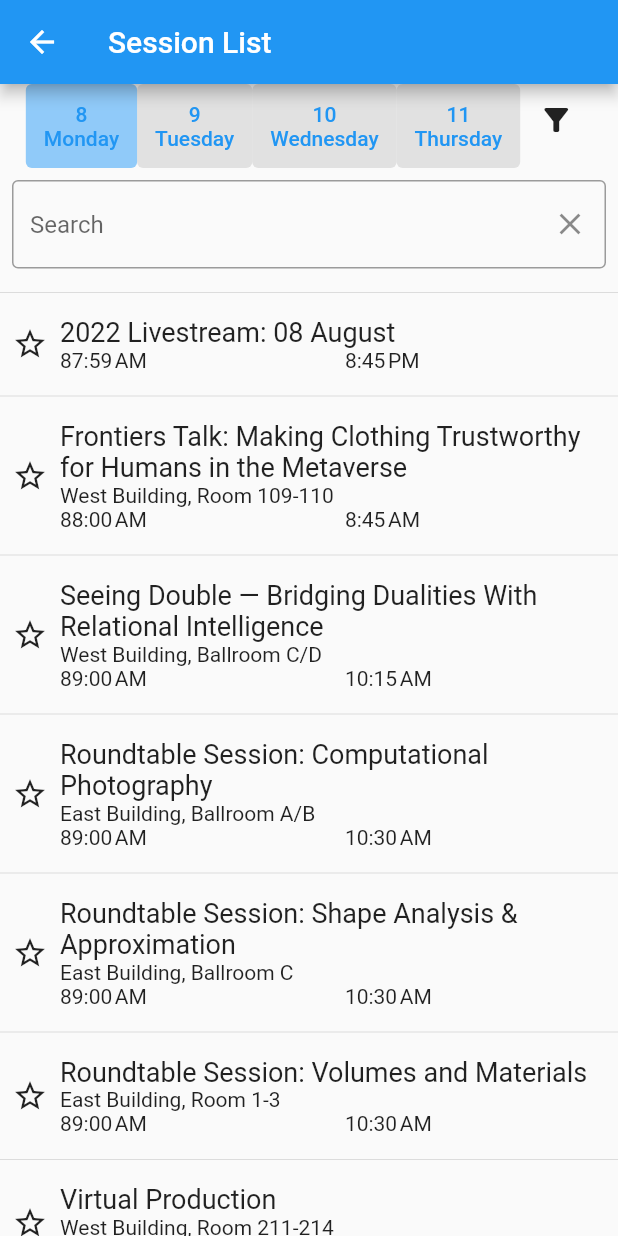
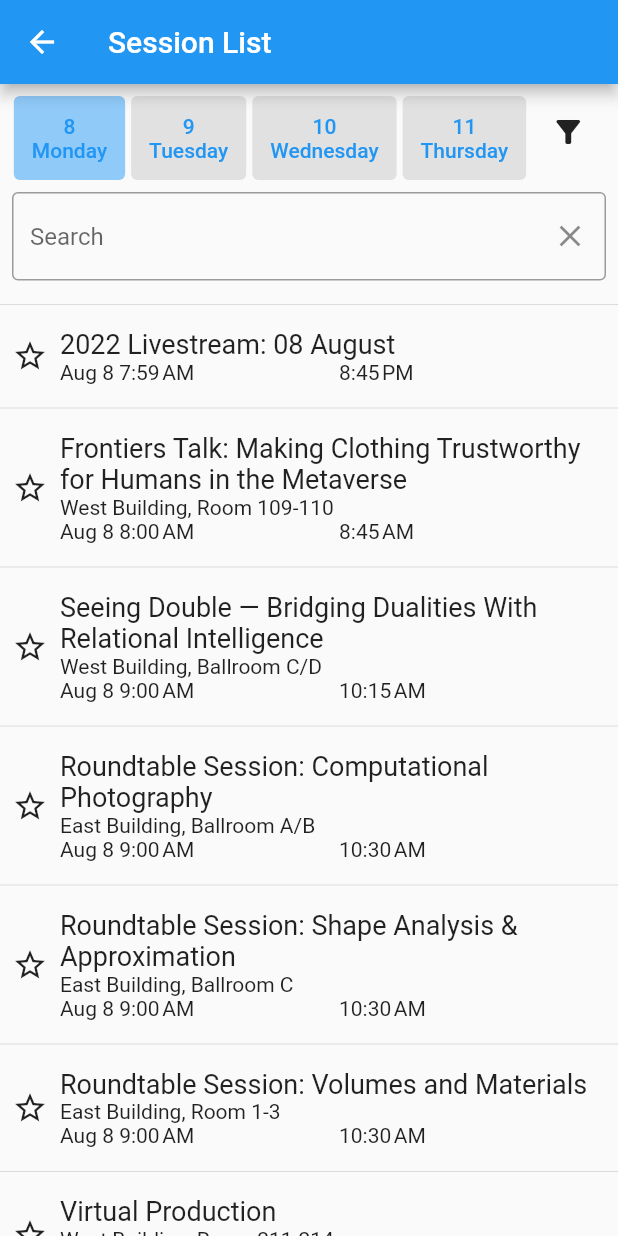
Before and after one commit to blaxbb/pathfinder_mobile, a Flutter app: the screen it shows after launch, in the side drawer, after a tap on "All", on a phone screen of 412 x 824 dp. Run offline on Flutter 3.47's test engine with Material 2 defaults, Android fonts, the light colour scheme and no system bars; our stand-ins replace flutter_html, shared_preferences; missing offline and left inert: fuzzywuzzy.

Commit message:
m layout

```diff
--- a/lib/Widgets/session_details_widget.dart
+++ b/lib/Widgets/session_details_widget.dart
@@ -1,5 +1,6 @@
 import 'package:flutter/material.dart';
 import 'package:flutter_html/flutter_html.dart';
+import 'package:intl/intl.dart';
 import 'package:shared_preferences/shared_preferences.dart';
 import 'package:url_launcher/url_launcher.dart';
 
@@ -131,7 +132,7 @@ class SessionDetailsWidgetState extends State {
       Expanded(
         child: Column( children: [
           Text("Start Time", style: Theme.of(context).textTheme.titleLarge),
-          Text(_session.timeSlot!.startTime!.simpleTime(), style: Theme.of(context).textTheme.bodyMedium)
+          Text("${DateFormat(DateFormat.ABBR_MONTH_DAY).format(_session.timeSlot!.startTime!.uTC!.subtract(const Duration(hours: 7)))} ${_session.timeSlot!.startTime!.simpleTime()}", style: Theme.of(context).textTheme.bodyMedium)
         ],)
       ),
       Expanded(
--- a/lib/Widgets/session_index_widget.dart
+++ b/lib/Widgets/session_index_widget.dart
@@ -56,21 +56,25 @@ class SessionIndexWidgetState extends State {
 
           return Column(
             children: [
-              Wrap(
-                children: _dayButtons(start, end).toList(),
+              Padding(
+                padding: const EdgeInsets.all(8.0),
+                child: Wrap(
+                  spacing: 4,
+                  children: _dayButtons(start, end).toList(),
+                ),
               ),
               Padding(
-                padding: const EdgeInsets.all(8.0),
+                padding: const EdgeInsets.fromLTRB(8,0,8,8),
                 child: TextField(
                   controller: controller,
                   onChanged: (value) => setState(() {
                     filter.search = value;
                   }),
                   decoration: InputDecoration(
-                    border: OutlineInputBorder(),
+                    border: const OutlineInputBorder(),
                     hintText: "Search",
                     suffixIcon: IconButton(
-                      icon: Icon(Icons.clear),
+                      icon: const Icon(Icons.clear),
                       onPressed: () {
                         setState(() {
                           controller.clear();
--- a/lib/Widgets/session_widget.dart
+++ b/lib/Widgets/session_widget.dart
@@ -1,3 +1,4 @@
+import 'package:intl/intl.dart';
 import 'package:pathfinder_mobile/Widgets/session_details_widget.dart';
 import 'package:flutter/material.dart';
 import 'package:shared_preferences/shared_preferences.dart';
@@ -57,10 +58,7 @@ class _SessionWidgetState extends State<SessionWidget> {
                     children: [
                       _session.timeSlot?.startTime?.eventTime == null
                           ? const SizedBox.shrink()
-                          : Text(_session.timeSlot!.startTime!.uTC!.day.toString()),
-                      _session.timeSlot?.startTime?.eventTime == null
-                          ? const SizedBox.shrink()
-                          : Expanded(child: Text(_session.timeSlot!.startTime!.simpleTime())),
+                          : Expanded(child: Text("${DateFormat(DateFormat.ABBR_MONTH_DAY).format(_session.timeSlot!.startTime!.uTC!.subtract(const Duration(hours: 7)))} ${_session.timeSlot!.startTime!.simpleTime()}")),
                       const SizedBox(width: 8),
                       _session.timeSlot?.endTime?.eventTime == null
                           ? const SizedBox.shrink()
--- a/lib/main.dart
+++ b/lib/main.dart
@@ -87,7 +87,7 @@ class _MyHomePageState extends State<MyHomePage> {
               onTap: () => Navigator
               .push(context, MaterialPageRoute(builder: (context) => const SessionIndexWidget()))
               .then((value) {Navigator.pop(context); setState(() {
-                all = readJson();
+
               });}),
             ),
             ListTile(
@@ -95,7 +95,7 @@ class _MyHomePageState extends State<MyHomePage> {
               onTap: () => Navigator
               .push(context, MaterialPageRoute(builder: (context) => const SessionFavoritesWidget()))
               .then((value) {Navigator.pop(context); setState(() {
-                all = readJson();
+
               });}),
             ),
           ],
@@ -104,7 +104,7 @@ class _MyHomePageState extends State<MyHomePage> {
       body: FutureBuilder<List<Session>>(
         future: all,
         builder: (context, snapshot) {
-          if(!snapshot.hasData)
+          if(snapshot.connectionState != ConnectionState.done)
           {
             return const CircularProgressIndicator();
           }
@@ -124,15 +124,15 @@ class _MyHomePageState extends State<MyHomePage> {
             return ListView(
               children: [
                 SessionCategoryWidget(upcoming.take(8).toList(), title: "Upcoming (Debug: Aug ${dt.day}th 12:30PM)",),
-                SessionCategoryWidget(snapshot.data!.where((element) => element.track!.id == 42130 && element.timeSlot!.startTime!.eventTime!.day == 8).toList(), title: "Featured Speakers",),
+                SessionCategoryWidget(snapshot.data!.where((element) => element.track!.id == 42130 && element.timeSlot!.startTime!.eventTime!.day == dt.day).toList(), title: "Featured Speakers",),
                 Row(
                   crossAxisAlignment: CrossAxisAlignment.start,
                   children: [
                     Expanded(
-                      child: SessionCategoryWidget(snapshot.data!.where((element) => element.track!.id == 42131 && element.timeSlot!.startTime!.eventTime!.day == 8).toList(), title: "Frontiers",)
+                      child: SessionCategoryWidget(snapshot.data!.where((element) => element.track!.id == 42131 && element.timeSlot!.startTime!.eventTime!.day == dt.day).toList(), title: "Frontiers",)
                       ),
                     Expanded(
-                      child: SessionCategoryWidget(snapshot.data!.where((element) => element.track!.id == 42137 && element.timeSlot!.startTime!.eventTime!.day == 8).toList(), title: "Production Sessions",),
+                      child: SessionCategoryWidget(snapshot.data!.where((element) => element.track!.id == 42137 && element.timeSlot!.startTime!.eventTime!.day == dt.day).toList(), title: "Production Sessions",),
                     ),
                   ]
                 )
```
